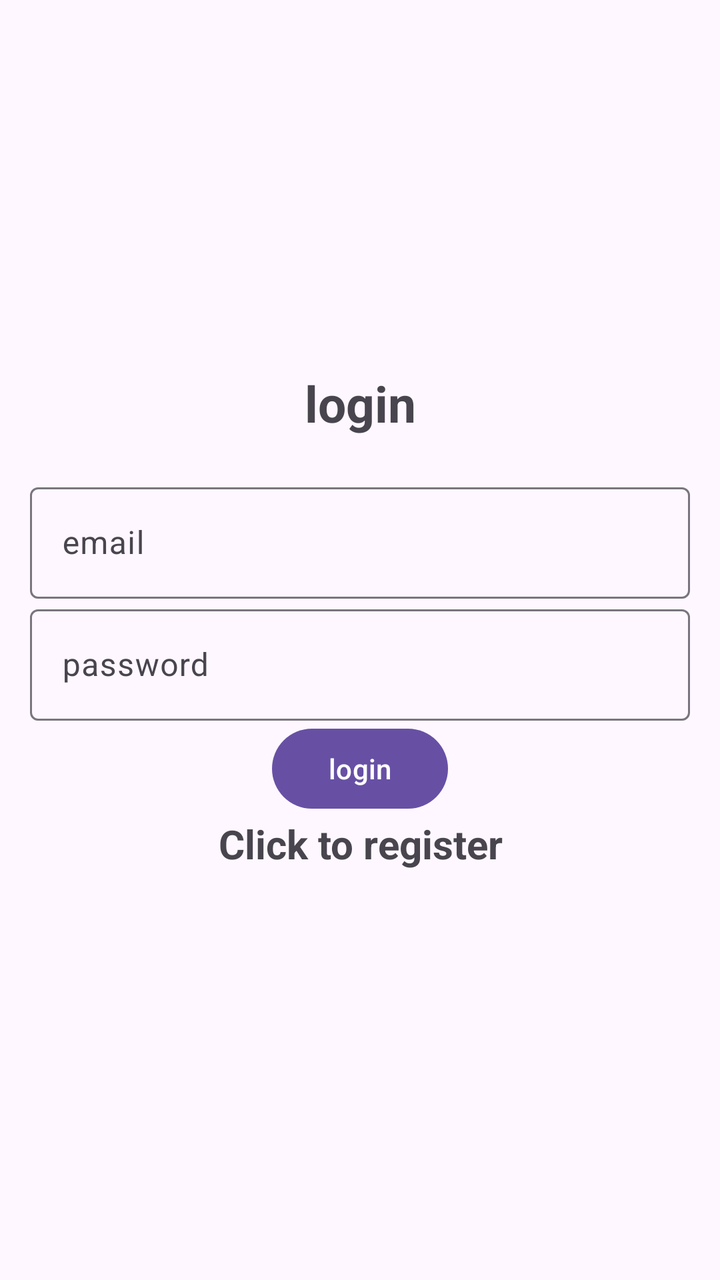
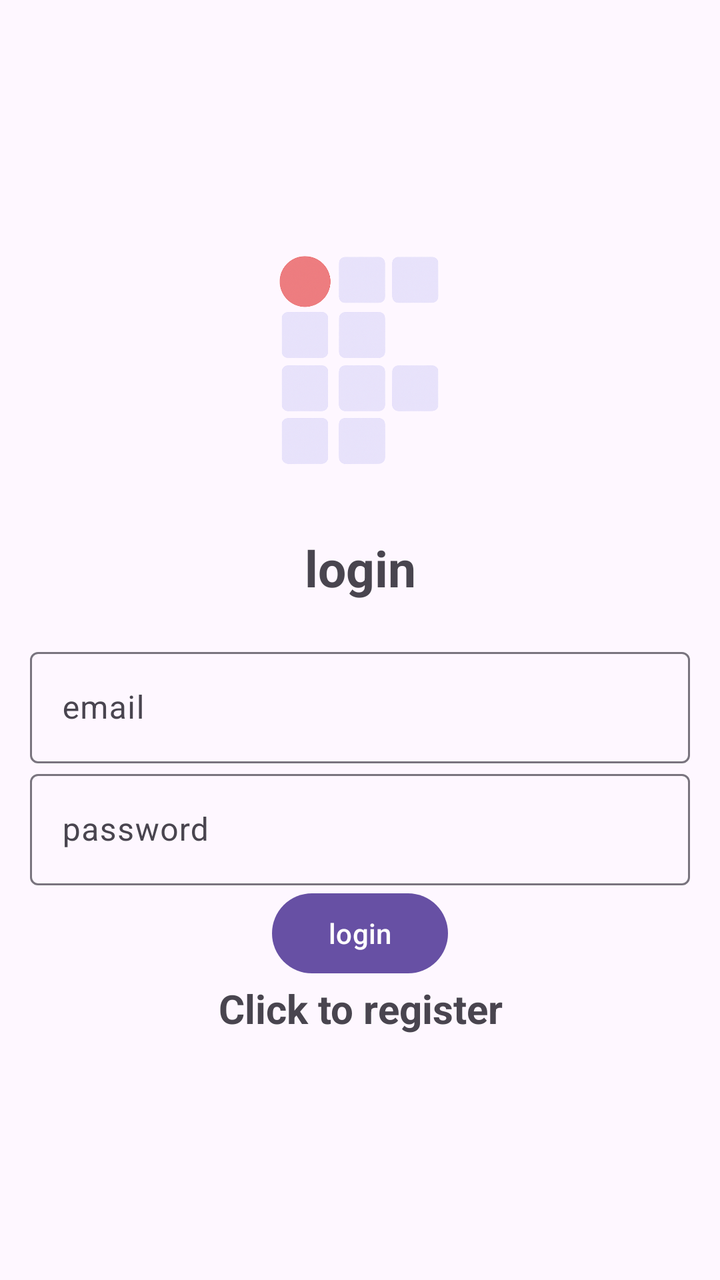

Before-and-after screenshots of an Android layout around one commit, followed by the original layout XML and the change that was made.
<!-- AndroidManifest.xml: application theme Theme.Material3.Light -->
<!-- res/layout/activity_login.xml -->
<?xml version="1.0" encoding="utf-8"?>
<LinearLayout xmlns:android="http://schemas.android.com/apk/res/android"
    xmlns:app="http://schemas.android.com/apk/res-auto"
    xmlns:tools="http://schemas.android.com/tools"
    android:id="@+id/main"
    android:layout_width="match_parent"
    android:orientation="vertical"
    android:gravity="center"
    android:layout_height="match_parent"
    android:padding="15dp"
    tools:context=".Login">

    <TextView
        android:text="@string/login"
        android:textSize="25sp"
        android:textStyle="bold"
        android:gravity="center"
        android:layout_marginBottom="20dp"
        android:layout_width="match_parent"
        android:layout_height="wrap_content"/>

    <com.google.android.material.textfield.TextInputLayout
        android:layout_width="match_parent"
        android:layout_height="wrap_content">
        <com.google.android.material.textfield.TextInputEditText
            android:id="@+id/email"
            android:hint="@string/email"
            android:layout_width="match_parent"
            android:layout_height="wrap_content"/>
    </com.google.android.material.textfield.TextInputLayout>

    <com.google.android.material.textfield.TextInputLayout
        android:layout_width="match_parent"
        android:layout_height="wrap_content">
        <com.google.android.material.textfield.TextInputEditText
            android:id="@+id/password"
            android:hint="@string/password"
            android:layout_width="match_parent"
            android:layout_height="wrap_content"/>
    </com.google.android.material.textfield.TextInputLayout>

    <ProgressBar
        android:id="@+id/progress_barr"
        android:visibility="gone"
        android:layout_width="wrap_content"
        android:layout_height="wrap_content"/>

    <Button
        android:id="@+id/login_button"
        android:text="@string/login"
        android:layout_width="wrap_content"
        android:layout_height="wrap_content"/>

    <TextView
        android:textSize="20sp"
        android:textStyle="bold"
        android:gravity="center"
        android:layout_marginBottom="20dp"
        android:id="@+id/registerNow"
        android:text="@string/click_to_register"
        android:layout_width="match_parent"
        android:layout_height="wrap_content"/>

</LinearLayout>
<!-- resources referenced by this layout -->
<resources>
  <string name="click_to_register">Click to register</string>
  <string name="email">email</string>
  <string name="login">login</string>
  <string name="password">password</string>
</resources>

<!-- the commit's change to res/layout/activity_login.xml (unified diff, before → after) -->
@@ -9,6 +9,14 @@
     android:layout_height="match_parent"
     android:padding="15dp"
     tools:context=".Login">
+
+    <ImageView
+        android:layout_width="150dp"
+        android:layout_height="150dp"
+        android:layout_gravity="center"
+        android:layout_marginBottom="15dp"
+        android:scaleType="centerInside"
+        android:src="@drawable/background_image" />
 
     <TextView
         android:text="@string/login"
<!-- resource entries referenced after the edit -->
@@ -1,5 +1,6 @@
 <!-- resources referenced by this layout -->
 <resources>
+  <!-- drawable background_image: png bitmap (drawable, 283328 bytes) -->
   <string name="click_to_register">Click to register</string>
   <string name="email">email</string>
   <string name="login">login</string>
